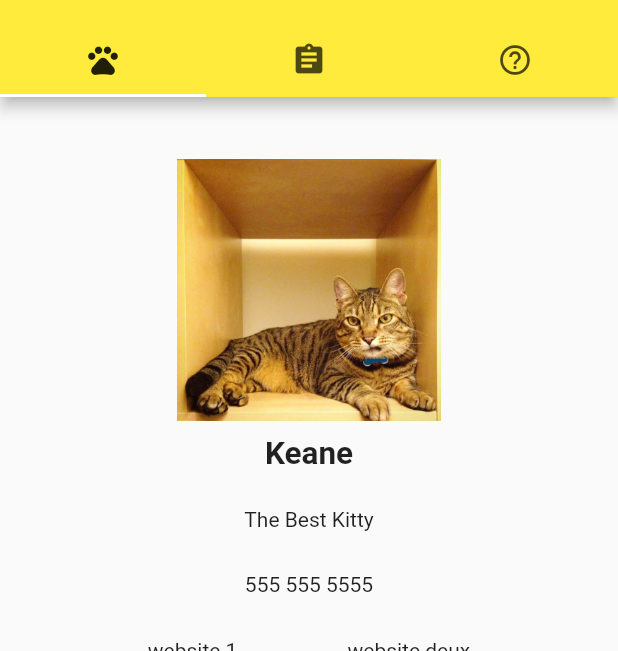
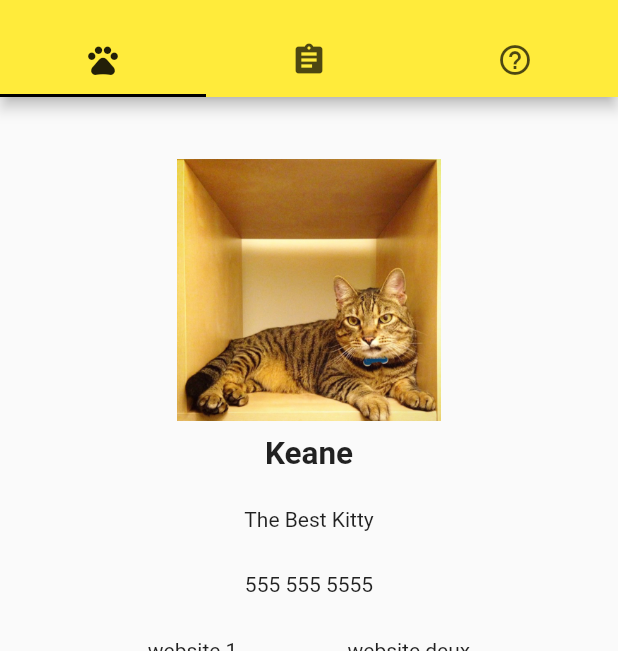
Before and after one commit to AprilCastaneda/call_me_maybe, a Flutter app: the screen it shows after launch, on a phone screen of 412 x 824 dp, the part 59-710 px from its top. Run offline on Flutter 3.47's test engine with Material 2 defaults, Android fonts, the light colour scheme and no system bars; our stand-ins replace url_launcher_web.

Commit message:
Added indicator color

```diff
--- a/lib/app.dart
+++ b/lib/app.dart
@@ -40,8 +40,12 @@ class MainTabController extends StatelessWidget {
         length: tabs.length,
         initialIndex: 0,
         child: Scaffold(
-          appBar:
-              AppBar(title: Text('Call Me Maybe'), bottom: TabBar(tabs: tabs)),
+          appBar: AppBar(
+              title: Text('Call Me Maybe'),
+              bottom: TabBar(
+                tabs: tabs,
+                indicatorColor: Colors.black,
+              )),
           body: TabBarView(children: screens),
         ),
       ),
```
